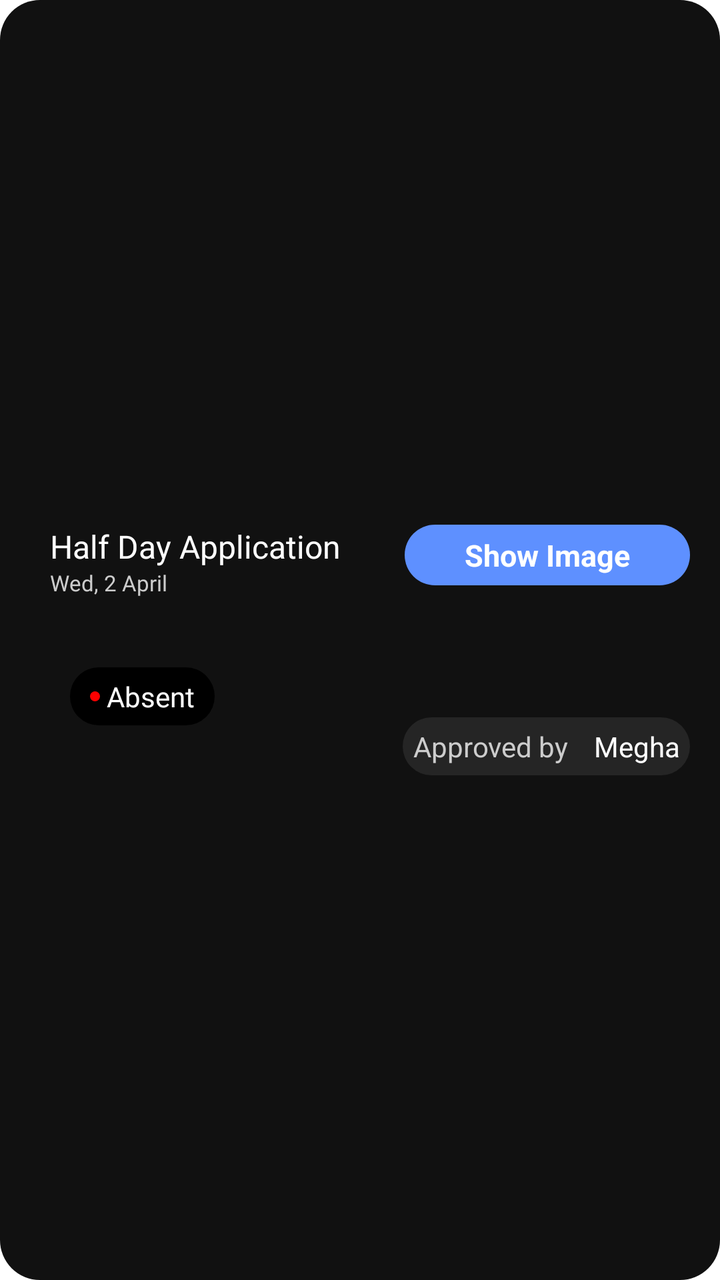
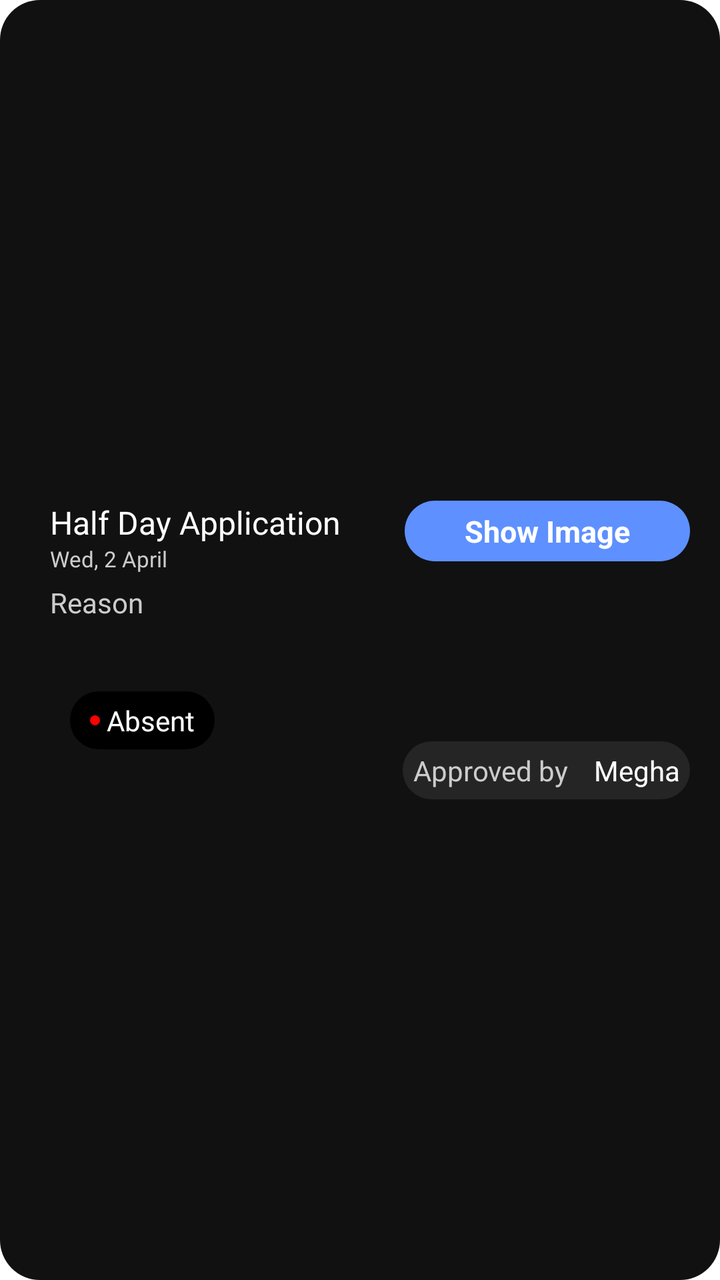

The first picture is an Android layout as it rendered before a commit; the second is the same layout after the commit. The layout source and the unified diff follow.
<!-- AndroidManifest.xml: application theme AppTheme -->
<!-- res/layout/leave_recycler.xml -->
<?xml version="1.0" encoding="utf-8"?>
<layout xmlns:android="http://schemas.android.com/apk/res/android">

    <RelativeLayout
        android:id="@+id/layoutfull"
        android:layout_width="match_parent"
        android:layout_height="wrap_content"
        android:clickable="true"
        android:layout_margin="7dp"
        android:background="@drawable/grey_bg_rounded"
        android:gravity="center"
        android:orientation="horizontal"
        android:padding="@dimen/_15"
        android:weightSum="5">

        <LinearLayout
            android:id="@+id/laylinear"
            android:layout_width="wrap_content"
            android:layout_height="wrap_content"
            android:layout_margin="@dimen/_5dp"
            android:orientation="vertical"
            android:padding="@dimen/_5dp">

            <TextView
                android:id="@+id/id"
                android:layout_width="wrap_content"
                android:layout_height="wrap_content"
                android:layout_weight="1"
                android:fontFamily="@font/dm_sans"
                android:text="Half Day Application"
                android:textColor="@color/white"
                android:textSize="@dimen/_16" />

            <TextView
                android:id="@+id/date"
                android:layout_width="wrap_content"
                android:layout_height="wrap_content"
                android:layout_weight="1"
                android:fontFamily="@font/dm_sans"
                android:text="Wed, 2 April"
                android:textColor="@color/greyforText"
                android:textSize="11dp" />
        </LinearLayout>
        <TextView
            android:id="@+id/showImg"
            android:layout_width="wrap_content"
            android:layout_height="wrap_content"
            android:layout_alignRight="@+id/laylinear"
            android:gravity="center"
            android:text="Show Image"
            android:layout_marginTop="@dimen/_10dp"
            android:layout_alignParentTop="true"
            android:layout_alignParentEnd="true"
            android:layout_centerInParent="true"
            android:paddingStart="@dimen/_30dp"
            android:paddingEnd="@dimen/_30dp"
            android:paddingTop="@dimen/_5dp"
            android:paddingBottom="@dimen/_5dp"
            android:background="@drawable/blue_bg"
            android:textColor="@color/white"
            android:textSize="@dimen/_15"
            android:textStyle="bold" />
        <TextView
            android:id="@+id/leavetypehalfDayReject"
            android:layout_width="wrap_content"
            android:layout_height="wrap_content"
            android:layout_below="@+id/laylinear"
            android:layout_marginStart="@dimen/_20dp"
            android:layout_marginTop="25dp"
            android:background="@drawable/black_button"
            android:drawableStart="@drawable/red_dot"
            android:gravity="center"
            android:paddingStart="@dimen/_10"
            android:paddingTop="@dimen/_5dp"
            android:paddingEnd="@dimen/_10"
            android:paddingBottom="@dimen/_5dp"
            android:text="   Half Day "
            android:textColor="@color/white"
            android:visibility="invisible" />
        <TextView
            android:id="@+id/leavetypehalfDayApprove"
            android:layout_width="wrap_content"
            android:layout_height="wrap_content"
            android:layout_below="@+id/laylinear"
            android:layout_marginStart="@dimen/_20dp"
            android:layout_marginTop="25dp"
            android:background="@drawable/black_button"
            android:drawableStart="@drawable/green_dot"
            android:gravity="center"
            android:paddingStart="@dimen/_10"
            android:paddingTop="@dimen/_5dp"
            android:paddingEnd="@dimen/_10"
            android:paddingBottom="@dimen/_5dp"
            android:text="   Half Day "
            android:textColor="@color/white"
            android:visibility="invisible" />

        <TextView
            android:id="@+id/leavetypeReject"
            android:layout_width="wrap_content"
            android:layout_height="wrap_content"
            android:layout_below="@+id/laylinear"
            android:layout_marginStart="@dimen/_20dp"
            android:layout_marginTop="25dp"
            android:background="@drawable/black_button"
            android:drawableStart="@drawable/red_dot"
            android:fontFamily="@font/dm_sans"
            android:gravity="center"
            android:paddingStart="@dimen/_10"
            android:paddingTop="@dimen/_5dp"
            android:paddingEnd="@dimen/_10"
            android:paddingBottom="@dimen/_5dp"
            android:text=" Absent"
            android:textColor="@color/white" />

          <TextView
            android:id="@+id/approovedType"
            android:layout_width="wrap_content"
            android:layout_height="wrap_content"
            android:layout_below="@+id/laylinear"
            android:layout_marginStart="@dimen/_20dp"
            android:layout_marginTop="25dp"
              android:visibility="gone"
            android:background="@drawable/black_button"
            android:drawableStart="@drawable/green_dot"
            android:fontFamily="@font/dm_sans"
            android:gravity="center"
            android:paddingStart="@dimen/_10"
            android:paddingTop="@dimen/_5dp"
            android:paddingEnd="@dimen/_10"
            android:paddingBottom="@dimen/_5dp"
            android:text="  Absent"
            android:textColor="@color/white" />

        <TextView
            android:id="@+id/status"
            android:layout_width="wrap_content"
            android:layout_height="wrap_content"
            android:layout_below="@+id/laylinear"
            android:layout_alignParentEnd="true"
            android:layout_margin="@dimen/_5dp"
            android:layout_marginEnd="@dimen/_30dp"
            android:background="@drawable/grey_bg_rounded"
            android:gravity="center"
            android:maxLines="2"
            android:text="Awaiting"
            android:textColor="@color/white"
            android:visibility="invisible" />















        <LinearLayout
            android:id="@+id/approved"
            android:layout_width="wrap_content"
            android:layout_height="wrap_content"
            android:layout_below="@+id/laylinear"
            android:layout_alignParentEnd="true"
            android:layout_marginTop="@dimen/_50dp"
            android:background="@drawable/light_grey_bg"
            android:orientation="horizontal">

            <TextView
                android:id="@+id/approvedOrdecline"
                android:layout_width="wrap_content"
                android:layout_height="wrap_content"
                android:layout_margin="@dimen/_5dp"
                android:layout_marginEnd="@dimen/_30dp"
                android:gravity="center"
                android:maxLines="2"
                android:text="Approved by "
                android:textColor="@color/greyforText" />

            <TextView
                android:id="@+id/approvedBy"
                android:layout_width="wrap_content"
                android:layout_height="wrap_content"
                android:layout_margin="@dimen/_5dp"
                android:layout_marginEnd="@dimen/_30dp"
                android:gravity="center"
                android:maxLines="2"
                android:text="Megha"
                android:textColor="@color/white" />


        </LinearLayout>

        <TextView
            android:layout_width="wrap_content"
            android:layout_height="wrap_content"
            android:layout_below="@+id/laylinear"
            android:layout_alignParentEnd="true"
            android:layout_marginEnd="@dimen/_30dp"
            android:background="@drawable/dark_grey_bg"
            android:gravity="center"
            android:layout_marginTop="@dimen/_25dp"
            android:maxLines="2"
            android:padding="@dimen/_5dp"
            android:text="Awaiting "
            android:textColor="@color/greyforText"
            android:visibility="invisible" />

    </RelativeLayout>

</layout>
<!-- resources referenced by this layout -->
<resources>
  <color name="greyforText">#CCCCCC</color>
  <color name="white">#FFFFFF</color>
  <dimen name="_10">10dp</dimen>
  <dimen name="_10dp">10dp</dimen>
  <dimen name="_15">15dp</dimen>
  <dimen name="_16">16sp</dimen>
  <dimen name="_20dp">20dp</dimen>
  <dimen name="_25dp">25dp</dimen>
  <dimen name="_30dp">30dp</dimen>
  <dimen name="_50dp">50dp</dimen>
  <dimen name="_5dp">5dp</dimen>
  <!-- drawable black_button (drawable) -->
  <shape xmlns:android="http://schemas.android.com/apk/res/android"
      android:shape="rectangle">
      <solid android:color="#000000"/>
      <corners android:radius="25dp" /> 
  </shape>
  <!-- drawable blue_bg (drawable) -->
  <?xml version="1.0" encoding="utf-8"?>
  <shape xmlns:android="http://schemas.android.com/apk/res/android"
      android:shape="rectangle">
      <solid android:color="@color/lightBlue"/>
  <corners android:radius="@dimen/_20dp"/>
  </shape>
  <!-- drawable dark_grey_bg (drawable) -->
  <?xml version="1.0" encoding="utf-8"?>
  <shape xmlns:android="http://schemas.android.com/apk/res/android"
      android:shape="rectangle">
      <solid android:color="@color/greyBackground"/>
      <corners android:radius="@dimen/_20dp"/>
      <stroke
          android:width="2dp" android:color="@color/strokeBlack"/>
  </shape>
  <!-- drawable green_dot (drawable) -->
  <?xml version="1.0" encoding="utf-8"?>
  <shape xmlns:android="http://schemas.android.com/apk/res/android"
      android:shape="oval">
      <solid android:color="@color/dotGreen" /> 
      <size android:width="8dp" android:height="8dp" /> 
  </shape>
  <!-- drawable grey_bg_rounded (drawable) -->
  <?xml version="1.0" encoding="utf-8"?>
  <shape xmlns:android="http://schemas.android.com/apk/res/android"
      android:shape="rectangle">
  <solid android:color="@color/greyBackground"/>
      <corners android:radius="@dimen/_20dp"/>
  </shape>
  <!-- drawable light_grey_bg (drawable) -->
  <?xml version="1.0" encoding="utf-8"?>
  <shape xmlns:android="http://schemas.android.com/apk/res/android"
      android:shape="rectangle">
      <solid android:color="@color/lightGreycolor"/>
      <corners android:radius="@dimen/_20dp"/>
  </shape>
  <!-- drawable red_dot (drawable) -->
  <?xml version="1.0" encoding="utf-8"?>
  <shape xmlns:android="http://schemas.android.com/apk/res/android"
      android:shape="oval">
      <solid android:color="@color/brightred" /> 
      <size android:width="5dp" android:height="5dp" /> 
  </shape>
  <style name="AppTheme" parent="Theme.MaterialComponents.Light.NoActionBar">
          <item name="colorPrimaryDark">@color/black</item>
          <item name="colorSurface">@color/white</item>
      </style>
  <color name="lightBlue">#5E90FF</color>
  <color name="greyBackground">#111111</color>
  <color name="strokeBlack">#222222</color>
  <color name="dotGreen">#2eb85c</color>
  <color name="lightGreycolor">#252525</color>
  <color name="brightred">#FF0000</color>
  <color name="black">#FF000000</color>
</resources>

<!-- the commit's change to res/layout/leave_recycler.xml (unified diff, before → after) -->
@@ -39,7 +39,18 @@
                 android:fontFamily="@font/dm_sans"
                 android:text="Wed, 2 April"
                 android:textColor="@color/greyforText"
-                android:textSize="11dp" />
+                android:textSize="11dp" />   \
+            <TextView
+                android:id="@+id/reason"
+                android:layout_width="wrap_content"
+                android:layout_height="wrap_content"
+                android:layout_weight="1"
+                android:layout_marginTop="@dimen/_5dp"
+                android:fontFamily="@font/dm_sans"
+                android:text="Reason "
+                android:textColor="@color/greyforText"
+                android:textSize="14dp" />
+
         </LinearLayout>
         <TextView
             android:id="@+id/showImg"
